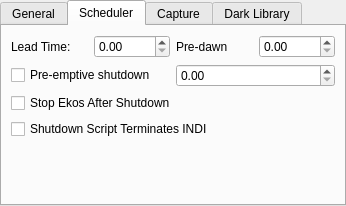
This is kstars/ekos/opsekos.ui in KDE/kstars as Qt 5 draws it before an edit. The edited form follows.
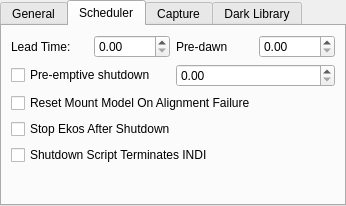
This is the edited form. The open tabs and pages were chosen to show the change.

Commit message: Add ability to reset mount model in the scheduler in case of alignment failure

Patch:
```diff
--- a/kstars/ekos/opsekos.ui
+++ b/kstars/ekos/opsekos.ui
@@ -202,6 +202,13 @@
       </item>
      </layout>
     </item>
+    <item>
+     <widget class="QCheckBox" name="kcfg_ResetMountModel">
+      <property name="text">
+       <string>Reset Mount Model On Alignment Failure</string>
+      </property>
+     </widget>
+    </item>
     <item>
      <widget class="QCheckBox" name="kcfg_StopEkosAfterShutdown">
       <property name="toolTip">
```
The commit also changes 7 other files.
